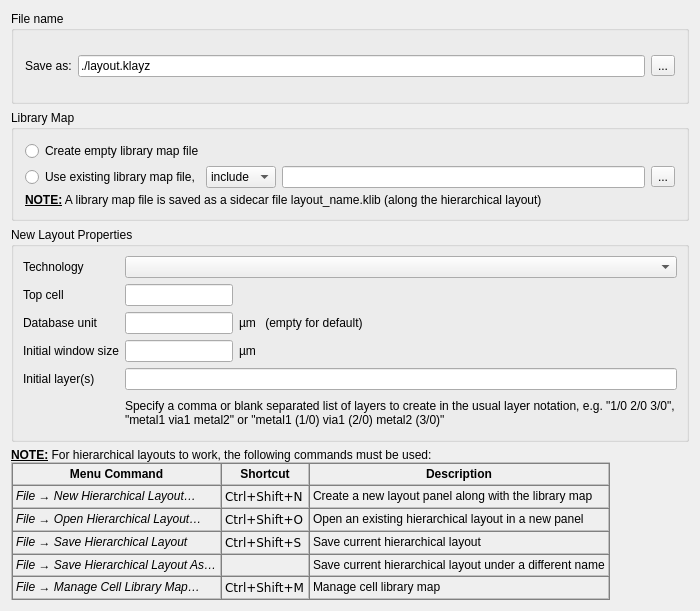
iic-jku/klayout-library-manager, file pymacros/NewHierarchicalLayoutDialog.ui: the form before one commit.
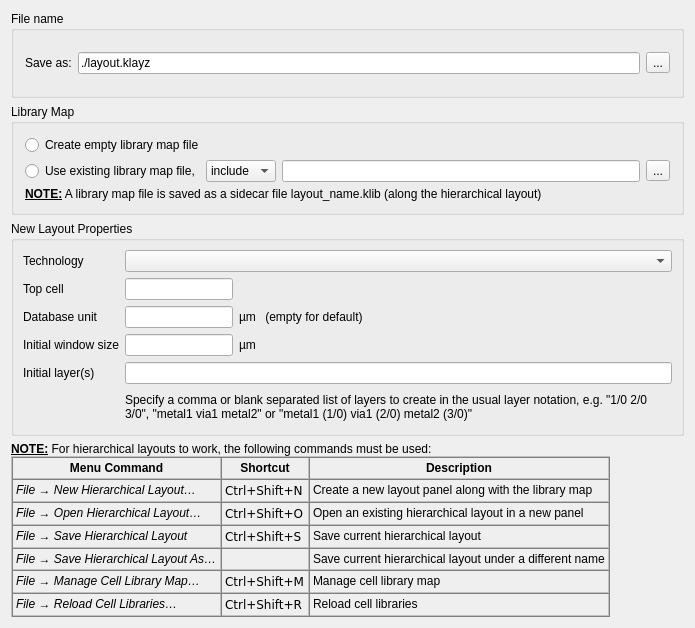
The form after the commit.

Commit message: Dynamically render the command hint table with the effective shortcuts

```diff
--- a/pymacros/NewHierarchicalLayoutDialog.ui
+++ b/pymacros/NewHierarchicalLayoutDialog.ui
@@ -6,8 +6,8 @@
    <rect>
     <x>0</x>
     <y>0</y>
-    <width>700</width>
-    <height>611</height>
+    <width>695</width>
+    <height>628</height>
    </rect>
   </property>
   <property name="windowTitle">
@@ -288,7 +288,7 @@
     <widget class="QLabel" name="label_10">
      <property name="minimumSize">
       <size>
-       <width>657</width>
+       <width>671</width>
        <height>0</height>
       </size>
      </property>
@@ -304,8 +304,11 @@
 &lt;tr&gt;&lt;td&gt;&lt;p&gt;&lt;span style=&quot; font-style:italic;&quot;&gt;File → Save Hierarchical Layout As…&lt;/span&gt;&lt;/p&gt;&lt;/td&gt;&lt;td&gt;&lt;p&gt;&lt;code&gt;&lt;/code&gt;&lt;/p&gt;&lt;/td&gt;&lt;td&gt;&lt;p&gt;Save current hierarchical layout under a different name&lt;/p&gt;&lt;/td&gt;&lt;/tr&gt;
 
 &lt;tr&gt;&lt;td&gt;&lt;p&gt;&lt;span style=&quot; font-style:italic;&quot;&gt;File → Manage Cell Library Map…&lt;/span&gt;&lt;/p&gt;&lt;/td&gt;&lt;td&gt;&lt;p&gt;&lt;code&gt;Ctrl+Shift+M&lt;/code&gt;&lt;/p&gt;&lt;/td&gt;&lt;td&gt;&lt;p&gt;Manage cell library map&lt;/p&gt;&lt;/td&gt;&lt;/tr&gt;
-
-
+&lt;tr&gt;
+    &lt;td&gt;&lt;p&gt;&lt;span style=&quot;font-style:italic;&quot;&gt;File → Reload Cell Libraries…&lt;/span&gt;&lt;/p&gt;&lt;/td&gt;
+    &lt;td&gt;&lt;p&gt;&lt;code&gt;Ctrl+Shift+R&lt;/code&gt;&lt;/p&gt;&lt;/td&gt;
+    &lt;td&gt;&lt;p&gt;Reload cell libraries&lt;/p&gt;&lt;/td&gt;
+&lt;/tr&gt;
 
 &lt;/table&gt;&lt;/body&gt;&lt;/html&gt;</string>
      </property>
```
Left out of the diff: 2 changed lines with no effect on the pictures. The commit also changes 1 other file.
